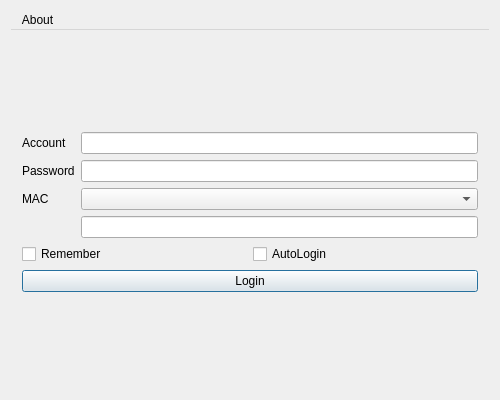
This is mainwindow.ui in code4lala/drcom-jlu-qt as Qt 5 draws it before an edit. The edited form follows.
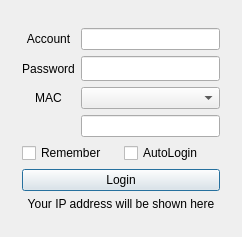
This is the edited form.

The edit to the form file:
```diff
--- a/mainwindow.ui
+++ b/mainwindow.ui
@@ -6,8 +6,8 @@
    <rect>
     <x>0</x>
     <y>0</y>
-    <width>500</width>
-    <height>400</height>
+    <width>242</width>
+    <height>237</height>
    </rect>
   </property>
   <property name="sizePolicy">
@@ -21,16 +21,7 @@
   </property>
   <layout class="QVBoxLayout" name="verticalLayout_2">
    <item>
-    <widget class="QMenuBar" name="menuBar">
-     <widget class="QMenu" name="menuAbout">
-      <property name="title">
-       <string>About</string>
-      </property>
-      <addaction name="actionDrCOM_JLU_version"/>
-      <addaction name="actionQt"/>
-     </widget>
-     <addaction name="menuAbout"/>
-    </widget>
+    <widget class="QMenuBar" name="menuBar"/>
    </item>
    <item>
     <widget class="QWidget" name="centralWidget" native="true">
@@ -50,6 +41,11 @@
          <layout class="QGridLayout" name="gridLayoutInput">
           <item row="1" column="1">
            <widget class="QLineEdit" name="lineEditPass">
+            <property name="font">
+             <font>
+              <family>Lucida Sans Typewriter</family>
+             </font>
+            </property>
             <property name="echoMode">
              <enum>QLineEdit::Password</enum>
             </property>
@@ -63,6 +59,9 @@
             <property name="text">
              <string>MAC</string>
             </property>
+            <property name="alignment">
+             <set>Qt::AlignCenter</set>
+            </property>
            </widget>
           </item>
           <item row="0" column="0">
@@ -70,6 +69,9 @@
             <property name="text">
              <string>Account</string>
             </property>
+            <property name="alignment">
+             <set>Qt::AlignCenter</set>
+            </property>
            </widget>
           </item>
           <item row="0" column="1">
@@ -83,6 +85,9 @@
             <property name="text">
              <string>Password</string>
             </property>
+            <property name="alignment">
+             <set>Qt::AlignCenter</set>
+            </property>
            </widget>
           </item>
          </layout>
@@ -112,6 +117,16 @@
           </property>
          </widget>
         </item>
+        <item>
+         <widget class="QLabel" name="labelIp">
+          <property name="text">
+           <string>Your IP address will be shown here</string>
+          </property>
+          <property name="alignment">
+           <set>Qt::AlignHCenter|Qt::AlignTop</set>
+          </property>
+         </widget>
+        </item>
        </layout>
       </item>
      </layout>
```
Left out of the diff: 10 changed lines with no effect on the pictures.
